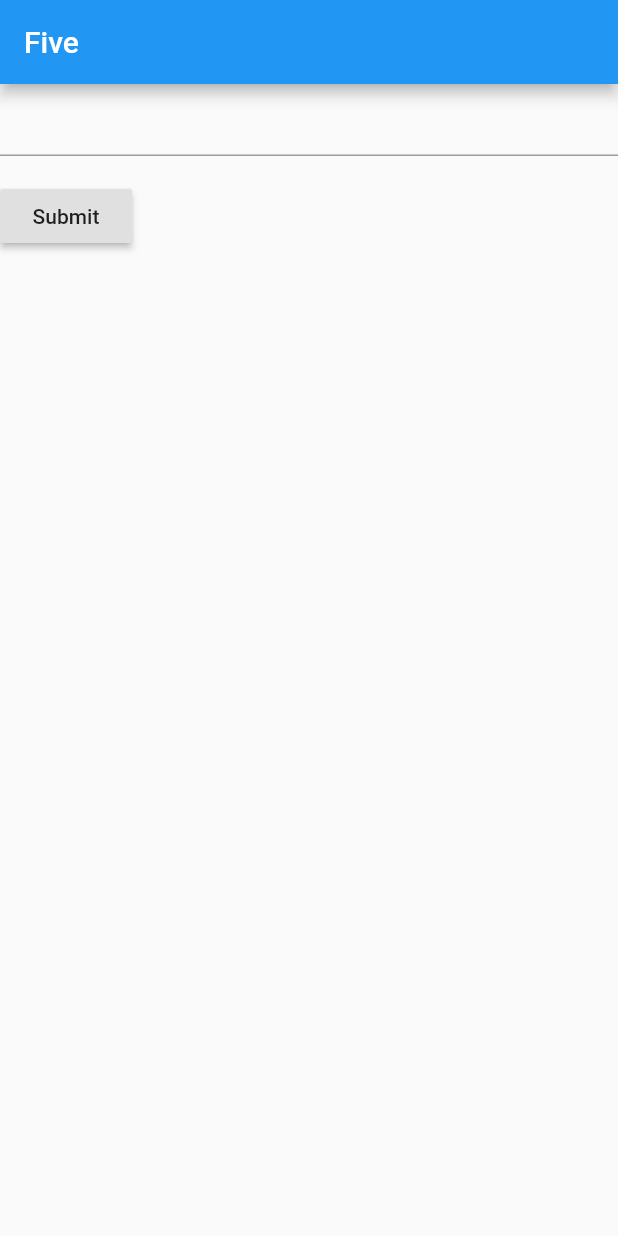
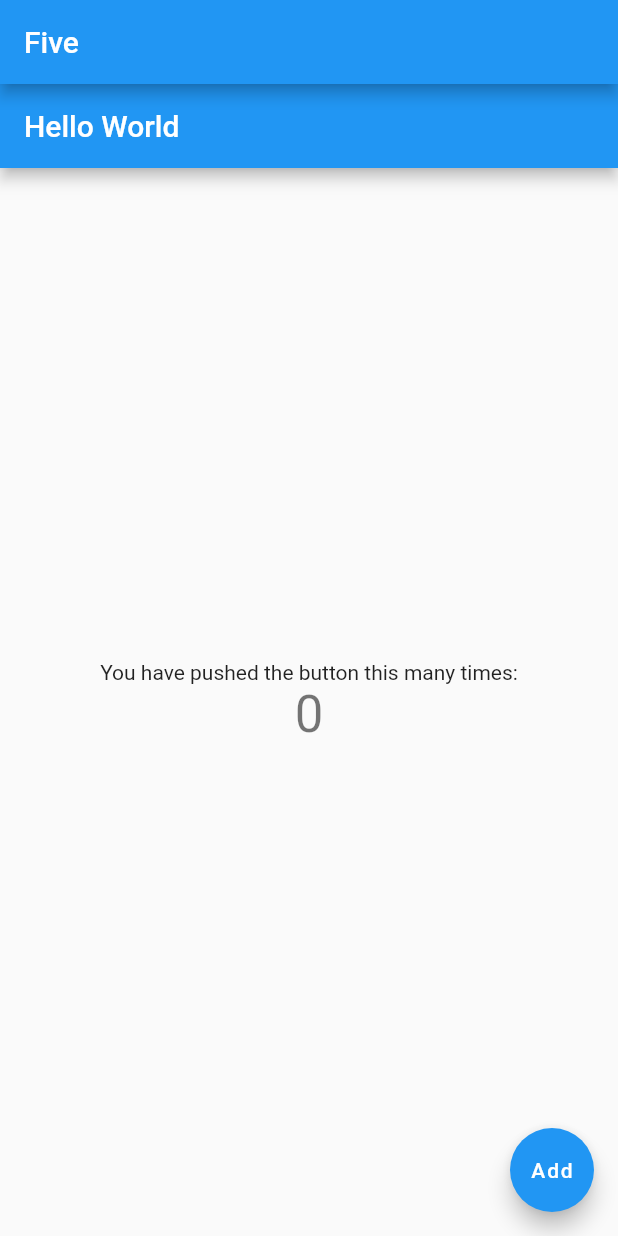
Before and after one commit to animeshrisal/flutter-epics-example, a Flutter app: the screen it shows after launch, on a phone screen of 412 x 824 dp. Run offline on Flutter 3.47's test engine with Material 2 defaults, Android fonts, the phone set to English and light mode, and no system bars; our stand-ins replace flutter_redux, redux; missing offline and left inert: redux_epics.

```diff
--- a/lib/actions/CounterAction.dart
+++ b/lib/actions/CounterAction.dart
@@ -1,5 +1,5 @@
 class IncreaseCounter {
-  int _id = 0;
+  static int _id;
 
   IncreaseCounter() {
     _id++;
@@ -9,7 +9,7 @@ class IncreaseCounter {
 }
 
 class DecreaseCounter {
-  int _id = 0;
+  static int _id ;
   DecreaseCounter() {
     _id--;
   }
--- /dev/null
+++ b/lib/epics/counterEpic.dart
@@ -0,0 +1,14 @@
+import 'package:redux_epics/redux_epics.dart';
+import 'package:pixelstation_mobile/actions/CounterAction.dart';
+import '../models/AppState.dart';
+
+Stream<dynamic> counterEpic(
+  Stream<dynamic> actions,
+  EpicStore<AppState> store
+) async* {
+  await for(var action in actions){
+    if(action == IncreaseCounter){
+      yield IncreaseCounter();
+    }
+  }
+}
--- a/lib/main.dart
+++ b/lib/main.dart
@@ -1,57 +1,100 @@
 import 'package:flutter/material.dart';
+import './reducers/AppReducer.dart';
+import './models/AppState.dart';
+import 'package:redux/redux.dart';
+import 'package:flutter_redux/flutter_redux.dart';
+import 'package:redux_epics/redux_epics.dart';
+import 'package:pixelstation_mobile/epics/counterEpic.dart';
+import 'package:pixelstation_mobile/actions/CounterAction.dart';
+import 'package:pixelstation_mobile/models/Counter.dart';
 
 void main() => runApp(MyApp());
 
 class MyApp extends StatelessWidget {
+
+  final Store<AppState> store = Store<AppState>(
+    appReducer,
+    initialState: AppState.initialState(),
+    middleware: [EpicMiddleware<AppState>(counterEpic)]
+  );
   @override
   Widget build(BuildContext context) {
-    return MaterialApp(
-      title: 'Five',
-      home: Scaffold(
-        appBar: AppBar(
-          title: Text('Five'),
+    return new StoreProvider(
+      store: store,
+      child: MaterialApp(
+        title: 'Five',
+        home: Scaffold(
+          appBar: AppBar(
+            title: Text('Five'),
+          ),
+          body: MyHomePage(),
         ),
-        body: MyCustomForm(),
       ),
     );
   }
 }
 
-class MyCustomForm extends StatefulWidget {
+class MyHomePage extends StatelessWidget {
   @override
-  MyCustomFormState createState() {
-    return MyCustomFormState();
+  Widget build(BuildContext context) {
+    return Scaffold(
+      appBar: AppBar(
+        title: Text("Hello World")
+      ),
+      body: new Center(
+            child: new Column(
+              mainAxisAlignment: MainAxisAlignment.center,
+              children: [
+                new Text(
+                  'You have pushed the button this many times:',
+                ),
+                new StoreConnector<AppState, _ViewModel>(
+                  converter: (store) => _ViewModel.create(store),
+                  builder: (context, _ViewModel viewModel) {
+                    return new Text(
+                      viewModel.counter.id.toString(),
+                      style: Theme.of(context).textTheme.display1,
+                    );
+                  },
+                )
+              ],
+            ),
+          ),
+      floatingActionButton: StoreConnector<AppState, _ViewModel>(
+        converter: (store) => _ViewModel.create(store),
+        builder: (context, _ViewModel viewModel) => FloatingActionButton(
+          child: Text("Add"),
+          onPressed: () => viewModel.onIncrement()
+        ),
+      )
+    );
   }
 }
 
-class MyCustomFormState extends State<MyCustomForm> {
-  final _formKey = GlobalKey<FormState>();
+class _ViewModel{
+  final Counter counter;
+  final Function() onIncrement;
+  final Function() onDecrement;
 
-  @override
-  Widget build(BuildContext context) {
-    return Form(
-      key: _formKey,
-      child: Column(
-        crossAxisAlignment: CrossAxisAlignment.start,
-        children: <Widget>[
-          TextFormField(
-            validator: (value) {
-              if (value.isEmpty) return 'Please enter some text';
-            },
-          ),
-          Padding(
-            padding: const EdgeInsets.symmetric(vertical: 16.0),
-            child: RaisedButton(
-              onPressed: () {
-                if (_formKey.currentState.validate())
-                  Scaffold.of(context)
-                      .showSnackBar(SnackBar(content: Text('Processing Data')));
-              },
-              child: Text('Submit'),
-            ),
-          ),
-        ],
-      ),
+  _ViewModel({
+    this.counter,
+    this.onDecrement,
+    this.onIncrement
+  });
+
+  factory _ViewModel.create(Store<AppState> store){
+    _onIncrement(){
+      store.dispatch(IncreaseCounter());
+    }
+
+    _onDecrement(){
+      store.dispatch(DecreaseCounter());
+    }
+
+    return _ViewModel(
+      counter: store.state.counterState,
+      onDecrement: _onDecrement,
+      onIncrement: _onIncrement
     );
   }
 }
--- a/lib/reducers/AppReducer.dart
+++ b/lib/reducers/AppReducer.dart
@@ -2,4 +2,4 @@ import '../models/AppState.dart';
 import './CounterReducer.dart';
 
 AppState appReducer(AppState state, dynamic action) =>
-    new AppState(counter: counterReducer(state.counter, action));
+    new AppState(counterState: counterReducer(state.counterState, action));
```
